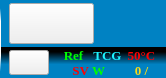
This is ui/iconswidget.ui in 15903016222/Voice as Qt 5 draws it before an edit. The edited form follows.
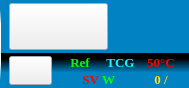
This is the edited form. Icons and pictures are not drawn.

Diff of the .ui file:
```diff
--- a/ui/iconswidget.ui
+++ b/ui/iconswidget.ui
@@ -9,8 +9,8 @@
    <rect>
     <x>0</x>
     <y>0</y>
-    <width>166</width>
-    <height>78</height>
+    <width>189</width>
+    <height>88</height>
    </rect>
   </property>
   <property name="sizePolicy">
@@ -95,23 +95,20 @@
         <property name="styleSheet">
          <string notr="true"/>
         </property>
-        <layout class="QVBoxLayout" name="verticalLayout">
-         <property name="spacing">
-          <number>3</number>
-         </property>
+        <layout class="QGridLayout" name="gridLayout_4" columnstretch="3,1">
          <property name="leftMargin">
           <number>0</number>
          </property>
          <property name="topMargin">
-          <number>3</number>
+          <number>9</number>
          </property>
          <property name="rightMargin">
           <number>0</number>
          </property>
          <property name="bottomMargin">
-          <number>3</number>
+          <number>0</number>
          </property>
-         <item>
+         <item row="0" column="0">
           <widget class="QLabel" name="label_battery1">
            <property name="styleSheet">
             <string notr="true">border-image: url(:/file/resources/battery1.jpg);</string>
@@ -121,7 +118,62 @@
            </property>
           </widget>
          </item>
-         <item>
+         <item row="0" column="1">
+          <widget class="QLabel" name="label_battery1_quantity">
+           <property name="palette">
+            <palette>
+             <active>
+              <colorrole role="WindowText">
+               <brush brushstyle="SolidPattern">
+                <color alpha="255">
+                 <red>255</red>
+                 <green>255</green>
+                 <blue>255</blue>
+                </color>
+               </brush>
+              </colorrole>
+             </active>
+             <inactive>
+              <colorrole role="WindowText">
+               <brush brushstyle="SolidPattern">
+                <color alpha="255">
+                 <red>255</red>
+                 <green>255</green>
+                 <blue>255</blue>
+                </color>
+               </brush>
+              </colorrole>
+             </inactive>
+             <disabled>
+              <colorrole role="WindowText">
+               <brush brushstyle="SolidPattern">
+                <color alpha="255">
+                 <red>120</red>
+                 <green>120</green>
+                 <blue>120</blue>
+                </color>
+               </brush>
+              </colorrole>
+             </disabled>
+            </palette>
+           </property>
+           <property name="font">
+            <font>
+             <family>Aharoni</family>
+             <pointsize>8</pointsize>
+             <weight>75</weight>
+             <bold>true</bold>
+            </font>
+           </property>
+           <property name="text">
+            <string/>
+           </property>
+           <property name="alignment">
+            <set>Qt::AlignCenter</set>
+           </property>
+          </widget>
+         </item>
+         <item row="1" column="0">
           <widget class="QLabel" name="label_battery2">
            <property name="styleSheet">
             <string notr="true">border-image: url(:/file/resources/battery2.jpg);</string>
@@ -131,6 +183,61 @@
            </property>
           </widget>
          </item>
+         <item row="1" column="1">
+          <widget class="QLabel" name="label_battery2_quantity">
+           <property name="palette">
+            <palette>
+             <active>
+              <colorrole role="WindowText">
+               <brush brushstyle="SolidPattern">
+                <color alpha="255">
+                 <red>255</red>
+                 <green>255</green>
+                 <blue>255</blue>
+                </color>
+               </brush>
+              </colorrole>
+             </active>
+             <inactive>
+              <colorrole role="WindowText">
+               <brush brushstyle="SolidPattern">
+                <color alpha="255">
+                 <red>255</red>
+                 <green>255</green>
+                 <blue>255</blue>
+                </color>
+               </brush>
+              </colorrole>
+             </inactive>
+             <disabled>
+              <colorrole role="WindowText">
+               <brush brushstyle="SolidPattern">
+                <color alpha="255">
+                 <red>120</red>
+                 <green>120</green>
+                 <blue>120</blue>
+                </color>
+               </brush>
+              </colorrole>
+             </disabled>
+            </palette>
+           </property>
+           <property name="font">
+            <font>
+             <family>Aharoni</family>
+             <pointsize>8</pointsize>
+             <weight>75</weight>
+             <bold>true</bold>
+            </font>
+           </property>
+           <property name="text">
+            <string/>
+           </property>
+           <property name="alignment">
+            <set>Qt::AlignCenter</set>
+           </property>
+          </widget>
+         </item>
         </layout>
        </widget>
       </item>
```
Left out of the diff: 14 changed lines with no effect on the pictures.
